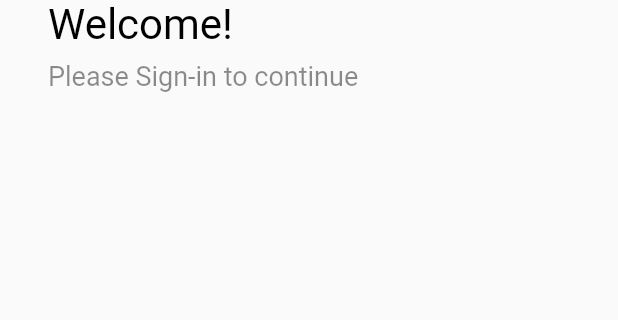
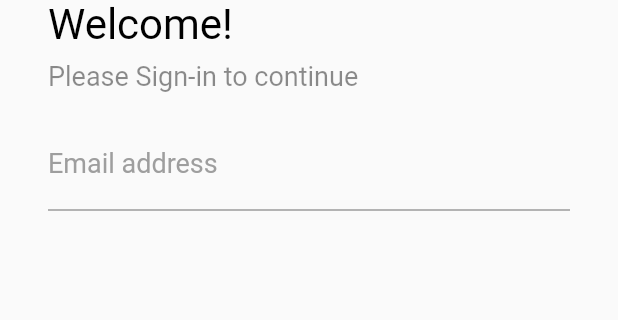
Before and after one commit to VBT-Intership/ESS-LoginDesign, a Flutter app: the screen it shows after launch, on a phone screen of 412 x 824 dp, the part 183-503 px from its top. Run offline on Flutter 3.47's test engine with Material 2 defaults, Android fonts, the phone set to English and light mode, and no system bars.

Commit message:
Email Input added

```diff
--- a/flutter_login/lib/loginpage.dart
+++ b/flutter_login/lib/loginpage.dart
@@ -37,8 +37,31 @@ class _LoginViewState extends State<LoginView> {
               EmployeeLoginTitle(),
               WelcomeTitle(),
               SigninTitle(),
+              EmailInput()
             ],
           ),
+        ),
+      ),
+    );
+  }
+}
+
+class EmailInput extends StatelessWidget {
+  const EmailInput({
+    Key key,
+  }) : super(key: key);
+
+  @override
+  Widget build(BuildContext context) {
+    return TextField(
+      decoration: InputDecoration(
+        labelText: "Email address",
+        focusedBorder: UnderlineInputBorder(
+          borderSide: BorderSide(color: Colors.blue[300]),
+        ),
+        labelStyle: TextStyle(
+          color: Colors.grey,
+          fontSize: 18.0,
         ),
       ),
     );
```
